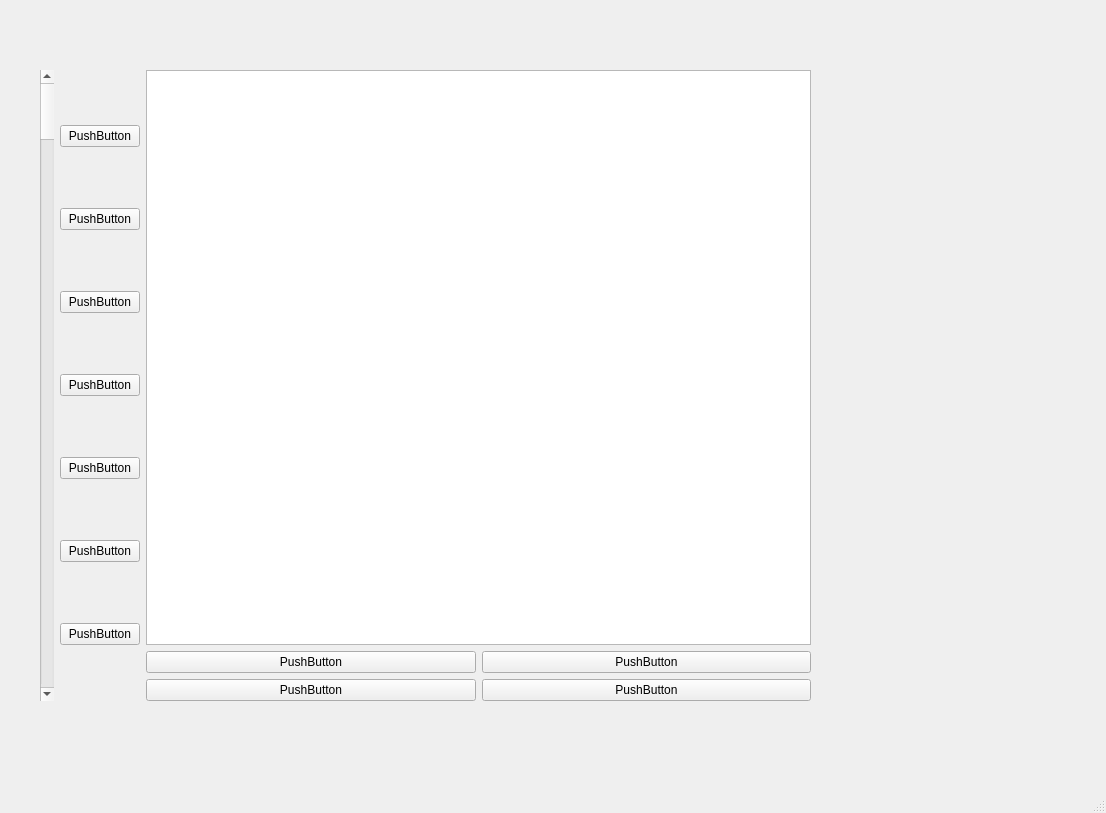
The window that mainwindow.ui (distress14/ATMOView_Alpha01) describes before a commit, drawn with Qt 5.
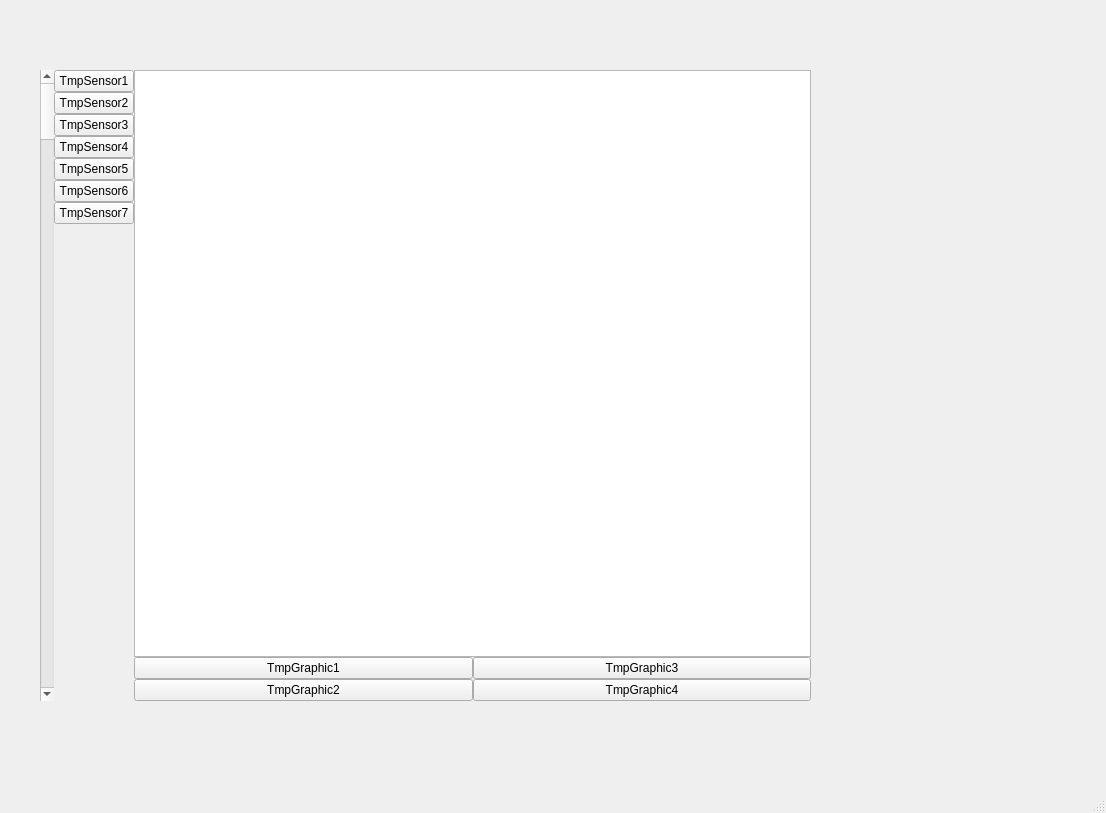
The same window after the commit.

Commit message:
Added Vertical Space & Edit Layout Spacing
Added a tmp Space under Sensors, renamed TmpButtons in TmpSensor & TmpGraphic & edited layout spaces

Patch:
```diff
--- a/mainwindow.ui
+++ b/mainwindow.ui
@@ -24,6 +24,9 @@
      </rect>
     </property>
     <layout class="QHBoxLayout" name="MainContainer">
+     <property name="spacing">
+      <number>0</number>
+     </property>
      <item>
       <widget class="QScrollBar" name="ScrollBarSensor">
        <property name="orientation">
@@ -32,59 +35,75 @@
       </widget>
      </item>
      <item>
-      <layout class="QVBoxLayout" name="SxSideSensor" stretch="0,0,0,0,0,0,0">
+      <layout class="QVBoxLayout" name="SxSideSensor" stretch="0,0,0,0,0,0,0,0">
+       <property name="spacing">
+        <number>0</number>
+       </property>
        <property name="sizeConstraint">
         <enum>QLayout::SetDefaultConstraint</enum>
        </property>
        <item>
         <widget class="QPushButton" name="pushButton_6">
          <property name="text">
-          <string>PushButton</string>
+          <string>TmpSensor1</string>
          </property>
         </widget>
        </item>
        <item>
         <widget class="QPushButton" name="pushButton_10">
          <property name="text">
-          <string>PushButton</string>
+          <string>TmpSensor2</string>
          </property>
         </widget>
        </item>
        <item>
         <widget class="QPushButton" name="pushButton_11">
          <property name="text">
-          <string>PushButton</string>
+          <string>TmpSensor3</string>
          </property>
         </widget>
        </item>
        <item>
         <widget class="QPushButton" name="pushButton_9">
          <property name="text">
-          <string>PushButton</string>
+          <string>TmpSensor4</string>
          </property>
         </widget>
        </item>
        <item>
         <widget class="QPushButton" name="pushButton_8">
          <property name="text">
-          <string>PushButton</string>
+          <string>TmpSensor5</string>
          </property>
         </widget>
        </item>
        <item>
         <widget class="QPushButton" name="pushButton_7">
          <property name="text">
-          <string>PushButton</string>
+          <string>TmpSensor6</string>
          </property>
         </widget>
        </item>
        <item>
         <widget class="QPushButton" name="pushButton_5">
          <property name="text">
-          <string>PushButton</string>
+          <string>TmpSensor7</string>
          </property>
         </widget>
        </item>
+       <item>
+        <spacer name="VSpacerDownSensor">
+         <property name="orientation">
+          <enum>Qt::Vertical</enum>
+         </property>
+         <property name="sizeHint" stdset="0">
+          <size>
+           <width>20</width>
+           <height>40</height>
+          </size>
+         </property>
+        </spacer>
+       </item>
       </layout>
      </item>
      <item>
@@ -98,19 +117,22 @@
        </item>
        <item>
         <layout class="QVBoxLayout" name="AnalyticGraphic">
+         <property name="spacing">
+          <number>0</number>
+         </property>
          <item>
           <layout class="QHBoxLayout" name="UpGraphic">
            <item>
             <widget class="QPushButton" name="pushButton">
              <property name="text">
-              <string>PushButton</string>
+              <string>TmpGraphic1</string>
              </property>
             </widget>
            </item>
            <item>
             <widget class="QPushButton" name="pushButton_2">
              <property name="text">
-              <string>PushButton</string>
+              <string>TmpGraphic3</string>
              </property>
             </widget>
            </item>
@@ -121,14 +143,14 @@
            <item>
             <widget class="QPushButton" name="pushButton_4">
              <property name="text">
-              <string>PushButton</string>
+              <string>TmpGraphic2</string>
              </property>
             </widget>
            </item>
            <item>
             <widget class="QPushButton" name="pushButton_3">
              <property name="text">
-              <string>PushButton</string>
+              <string>TmpGraphic4</string>
              </property>
             </widget>
            </item>
```
The commit also changes 5 other files.
